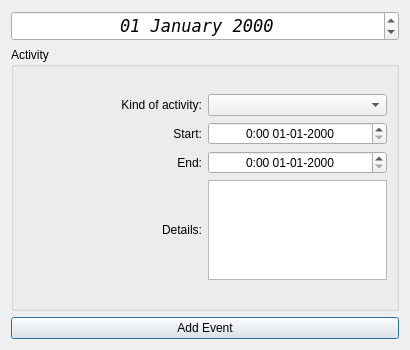
AdriannaUrbanska/CalendarApp, file eventwindow.ui: the form before one commit.
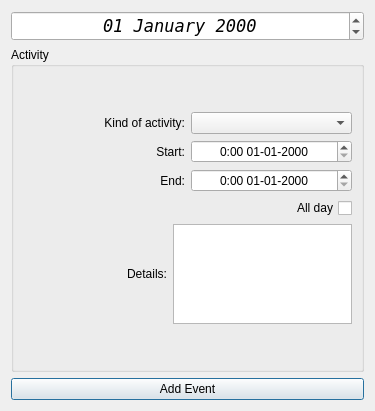
The form after the commit.

Commit message: all_day checkBox added

Patch:
```diff
--- a/eventwindow.ui
+++ b/eventwindow.ui
@@ -6,8 +6,8 @@
    <rect>
     <x>0</x>
     <y>0</y>
-    <width>410</width>
-    <height>350</height>
+    <width>375</width>
+    <height>411</height>
    </rect>
   </property>
   <property name="windowTitle">
@@ -123,6 +123,36 @@
           </item>
          </layout>
         </item>
+        <item>
+         <layout class="QHBoxLayout" name="horizontalLayout_6">
+          <item>
+           <spacer name="horizontalSpacer">
+            <property name="orientation">
+             <enum>Qt::Horizontal</enum>
+            </property>
+            <property name="sizeType">
+             <enum>QSizePolicy::Minimum</enum>
+            </property>
+            <property name="sizeHint" stdset="0">
+             <size>
+              <width>40</width>
+              <height>20</height>
+             </size>
+            </property>
+           </spacer>
+          </item>
+          <item>
+           <widget class="QCheckBox" name="all_day">
+            <property name="layoutDirection">
+             <enum>Qt::RightToLeft</enum>
+            </property>
+            <property name="text">
+             <string>All day</string>
+            </property>
+           </widget>
+          </item>
+         </layout>
+        </item>
         <item>
          <layout class="QHBoxLayout" name="horizontalLayout_5">
           <item>
```
The commit also changes 6 other files.
